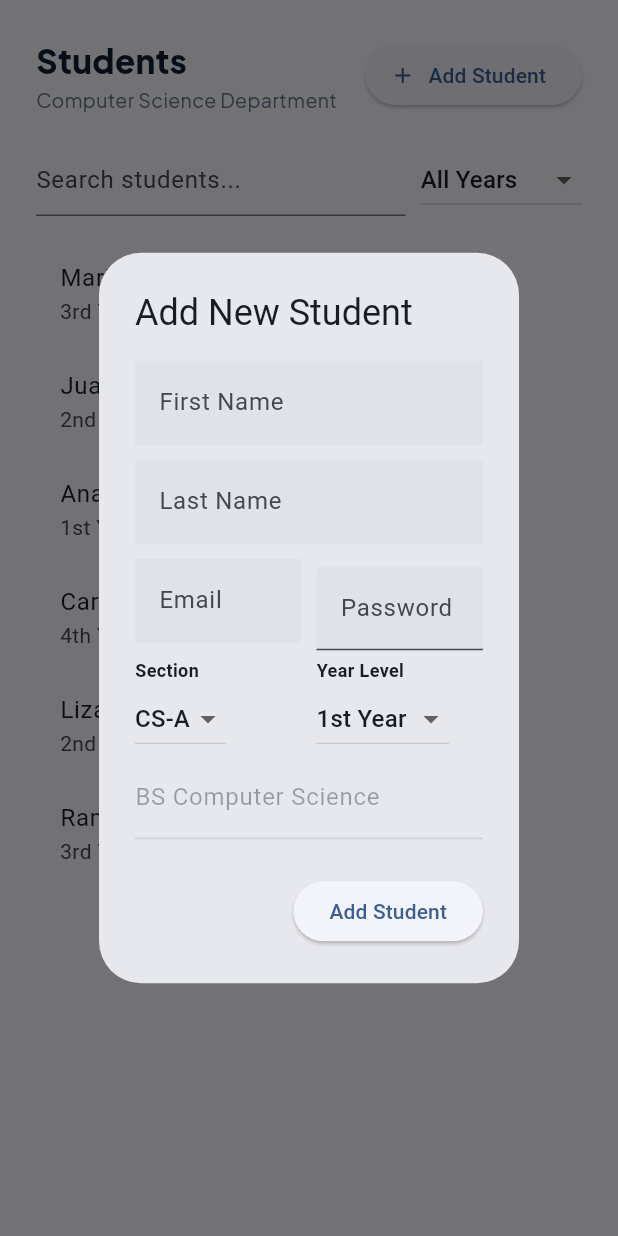
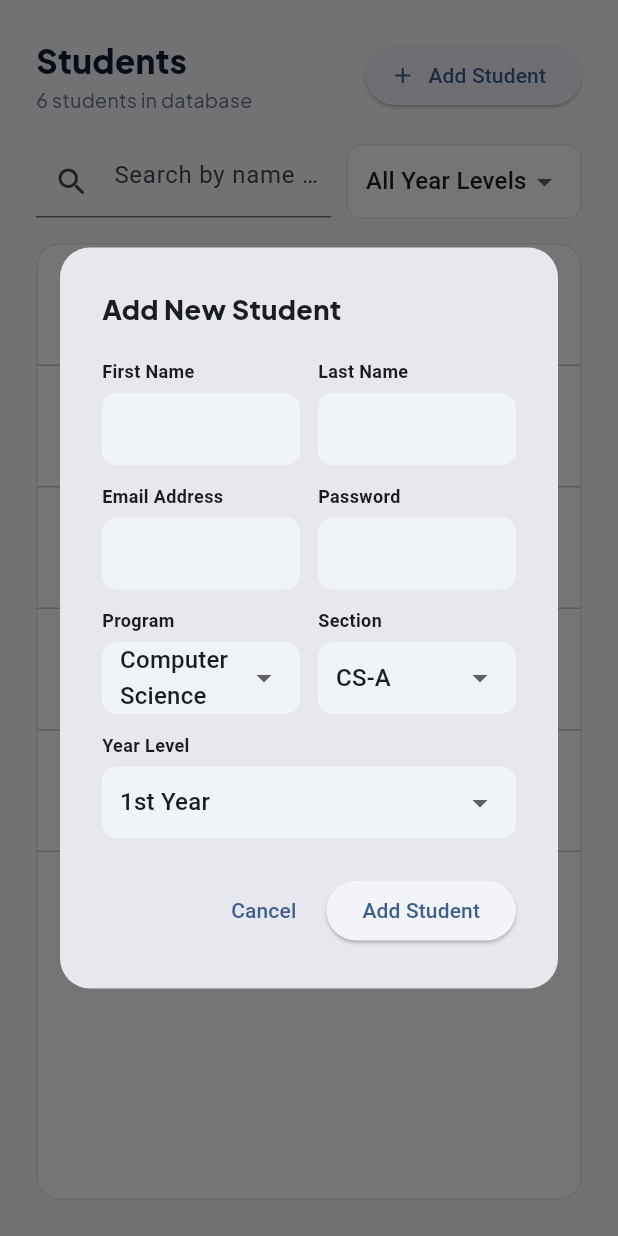
Before and after one commit to KeziahParpa/enrollment_system, a Flutter app: the StudentsScreen widget shown alone on an empty page, opened directly, after a tap on "Add Student", on a phone screen of 412 x 824 dp. Run offline on Flutter 3.47's test engine with Material 3 defaults, Android fonts, the phone set to English and light mode, and no system bars; our stand-ins replace fl_chart, google_fonts.

Commit message:
updated admin page

```diff
--- a/lib/screens/dashboard_screen.dart
+++ b/lib/screens/dashboard_screen.dart
@@ -6,7 +6,6 @@ import '../models/student.dart';
 import '../models/enrollment.dart';
 import '../widgets/stat_card.dart';
 import '../widgets/status_badge.dart';
-import '../widgets/dashboard_components.dart';
 
 class DashboardScreen extends StatelessWidget {
   const DashboardScreen({super.key});
@@ -22,25 +21,8 @@ class DashboardScreen extends StatelessWidget {
           const SizedBox(height: 24),
           _buildStatCards(),
           const SizedBox(height: 24),
-          Row(
-            children: [
-              Expanded(
-                flex: 3,
-                child: EnrollmentTrendChart(
-                  monthlyData: MockData.monthlyEnrollment,
-                ),
-              ),
-              const SizedBox(width: 16),
-              Expanded(
-                flex: 2,
-                child: ProgramDistributionChart(
-                  data: MockData.enrollmentByProgram,
-                ),
-              ),
-            ],
-          ),
-          const SizedBox(height: 16),
-          _buildMasterEnrollmentList(), // Global Overview requirement
+          // Charts Row removed as requested
+          _buildMasterEnrollmentList(),
         ],
       ),
     );
@@ -73,6 +55,7 @@ class DashboardScreen extends StatelessWidget {
     return GridView.count(
       crossAxisCount: 4,
       crossAxisSpacing: 14,
+      mainAxisSpacing: 14,
       shrinkWrap: true,
       physics: const NeverScrollableScrollPhysics(),
       childAspectRatio: 1.5,
@@ -203,14 +186,16 @@ class DashboardScreen extends StatelessWidget {
     );
   }
 
-  Student _fallbackStudent() => Student(
-    id: '',
-    studentId: '',
-    firstName: 'Unknown',
-    lastName: '',
-    email: '',
-    phone: '',
-    program: '',
-    yearLevel: '',
-  );
+  Student _fallbackStudent() {
+    return Student(
+      id: 'error',
+      studentId: 'Unknown',
+      firstName: 'Unknown',
+      lastName: 'Student',
+      email: '',
+      phone: '',
+      program: 'Unknown',
+      yearLevel: '',
+    );
+  }
 }
--- a/lib/screens/students_screen.dart
+++ b/lib/screens/students_screen.dart
@@ -1,11 +1,14 @@
-// lib/screens/students_screen.dart
 import 'package:flutter/material.dart';
+import 'package:google_fonts/google_fonts.dart';
+import '../theme/app_theme.dart';
 import '../utils/mock_data.dart';
 import '../models/student.dart';
+import '../widgets/avatar_widget.dart';
 import '../widgets/page_header.dart';
 
 class StudentsScreen extends StatefulWidget {
   const StudentsScreen({super.key});
+
   @override
   State<StudentsScreen> createState() => _StudentsScreenState();
 }
@@ -13,15 +16,20 @@ class StudentsScreen extends StatefulWidget {
 class _StudentsScreenState extends State<StudentsScreen> {
   String _search = '';
   String? _filterYear;
+  List<Student> _students = List.from(MockData.students);
+
+  final Map<String, List<String>> _sectionsMap = {
+    'Computer Science': ['CS-A', 'CS-B'],
+    'Information Technology': ['IT-A', 'IT-B', 'IT-C', 'IT-D'],
+    'Information Systems': ['IS-A', 'IS-B'],
+  };
 
   @override
   Widget build(BuildContext context) {
-    // FIX 1: We filter directly from MockData.students instead of a local copy!
-    // This ensures your list is always looking at the global, updated database.
-    final filtered = MockData.students.where((s) {
-      final matchSearch = s.fullName.toLowerCase().contains(
-        _search.toLowerCase(),
-      );
+    final filtered = _students.where((s) {
+      final matchSearch =
+          s.fullName.toLowerCase().contains(_search.toLowerCase()) ||
+          s.studentId.contains(_search);
       final matchYear = _filterYear == null || s.yearLevel == _filterYear;
       return matchSearch && matchYear;
     }).toList();
@@ -32,12 +40,11 @@ class _StudentsScreenState extends State<StudentsScreen> {
         children: [
           PageHeader(
             title: 'Students',
-            subtitle: 'Computer Science Department',
+            subtitle: '${_students.length} students in database',
             actions: [
               ElevatedButton.icon(
-                onPressed: () =>
-                    _showStudentForm(context, null),
-                icon: const Icon(Icons.add_rounded),
+                onPressed: () => _showStudentForm(context, null),
+                icon: const Icon(Icons.add_rounded, size: 18),
                 label: const Text('Add Student'),
               ),
             ],
@@ -45,7 +52,7 @@ class _StudentsScreenState extends State<StudentsScreen> {
           const SizedBox(height: 20),
           _buildFilters(),
           const SizedBox(height: 16),
-          Expanded(child: _buildStudentList(filtered)),
+          Expanded(child: _buildStudentTable(filtered)),
         ],
       ),
     );
@@ -55,21 +62,21 @@ class _StudentsScreenState extends State<StudentsScreen> {
     return Row(
       children: [
         Expanded(
+          flex: 3,
           child: TextField(
             onChanged: (v) => setState(() => _search = v),
-            decoration: const InputDecoration(hintText: 'Search students...'),
+            decoration: const InputDecoration(
+              hintText: 'Search by name or ID...',
+              prefixIcon: Icon(Icons.search_rounded),
+            ),
           ),
         ),
         const SizedBox(width: 10),
-        DropdownButton<String?>(
+        _buildDropdown<String?>(
           value: _filterYear,
-          hint: const Text('Year Levels'),
-          items: [null, '1st Year', '2nd Year', '3rd Year', '4th Year']
-              .map(
-                (y) =>
-                    DropdownMenuItem(value: y, child: Text(y ?? 'All Years')),
-              )
-              .toList(),
+          hint: 'Year Levels',
+          items: [null, '1st Year', '2nd Year', '3rd Year', '4th Year'],
+          label: (v) => v ?? 'All Year Levels',
           onChanged: (v) => setState(() => _filterYear = v),
         ),
       ],
@@ -81,150 +88,256 @@ class _StudentsScreenState extends State<StudentsScreen> {
     final lastCtrl = TextEditingController(text: existing?.lastName ?? '');
     final emailCtrl = TextEditingController(text: existing?.email ?? '');
     final passCtrl = TextEditingController();
+
     String selectedYear = existing?.yearLevel ?? '1st Year';
-    String selectedSection = 'CS-A';
+    String selectedProgram = 'Computer Science';
+    String selectedSection = _sectionsMap[selectedProgram]!.first;
 
     showDialog(
       context: context,
       builder: (ctx) => StatefulBuilder(
-        builder: (ctx, setDialogState) => AlertDialog(
-          title: Text(existing == null ? 'Add New Student' : 'Edit Student'),
-          content: SingleChildScrollView(
+        builder: (ctx, setDialogState) => Dialog(
+          shape: RoundedRectangleBorder(
+            borderRadius: BorderRadius.circular(20),
+          ),
+          child: Container(
+            width: 520,
+            padding: const EdgeInsets.all(28),
+            child: SingleChildScrollView(
               child: Column(
                 mainAxisSize: MainAxisSize.min,
+                crossAxisAlignment: CrossAxisAlignment.start,
                 children: [
-                _formField('First Name', firstCtrl),
-                _formField('Last Name', lastCtrl),
+                  Text(
+                    existing == null ? 'Add New Student' : 'Edit Student',
+                    style: GoogleFonts.plusJakartaSans(
+                      fontSize: 18,
+                      fontWeight: FontWeight.w800,
+                    ),
+                  ),
+                  const SizedBox(height: 20),
                   Row(
                     children: [
-                    Expanded(child: _formField('Email', emailCtrl)),
-                    const SizedBox(width: 10),
+                      Expanded(child: _formField('First Name', firstCtrl)),
+                      const SizedBox(width: 12),
+                      Expanded(child: _formField('Last Name', lastCtrl)),
+                    ],
+                  ),
+                  const SizedBox(height: 12),
+                  Row(
+                    children: [
+                      Expanded(child: _formField('Email Address', emailCtrl)),
+                      const SizedBox(width: 12),
                       Expanded(
-                      child: TextField(
-                        controller: passCtrl,
-                        obscureText: true,
-                        decoration: const InputDecoration(
-                          labelText: 'Password',
-                          filled: true,
-                        ),
+                        child: _formField(
+                          'Password',
+                          passCtrl,
+                          isPassword: true,
                         ),
                       ),
                     ],
                   ),
+                  const SizedBox(height: 12),
+                  // Cascading Program and Section Dropdowns
                   Row(
                     children: [
                       Expanded(
-                      child: _formDropdown(
-                        'Section',
-                        selectedSection,
-                        ['CS-A', 'CS-B'],
-                        (v) => setDialogState(() => selectedSection = v!),
+                        child: _formDropdown<String>(
+                          label: 'Program',
+                          value: selectedProgram,
+                          items: _sectionsMap.keys.toList(),
+                          onChanged: (v) {
+                            setDialogState(() {
+                              selectedProgram = v!;
+                              // Automatically update section list based on program choice
+                              selectedSection =
+                                  _sectionsMap[selectedProgram]!.first;
+                            });
+                          },
                         ),
                       ),
-                    const SizedBox(width: 10),
+                      const SizedBox(width: 12),
                       Expanded(
-                      child: _formDropdown(
-                        'Year Level',
-                        selectedYear,
-                        ['1st Year', '2nd Year', '3rd Year', '4th Year'],
-                        (v) => setDialogState(() => selectedYear = v!),
+                        child: _formDropdown<String>(
+                          label: 'Section',
+                          value: selectedSection,
+                          items: _sectionsMap[selectedProgram]!,
+                          onChanged: (v) =>
+                              setDialogState(() => selectedSection = v!),
                         ),
                       ),
                     ],
                   ),
-                const TextField(
-                  enabled: false,
-                  decoration: InputDecoration(
-                    labelText: 'BS Computer Science',
-                    hintText: 'BS Computer Science',
+                  const SizedBox(height: 12),
+                  _formDropdown<String>(
+                    label: 'Year Level',
+                    value: selectedYear,
+                    items: ['1st Year', '2nd Year', '3rd Year', '4th Year'],
+                    onChanged: (v) => setDialogState(() => selectedYear = v!),
+                  ),
+                  const SizedBox(height: 24),
+                  Row(
+                    mainAxisAlignment: MainAxisAlignment.end,
+                    children: [
+                      TextButton(
+                        onPressed: () => Navigator.pop(ctx),
+                        child: const Text('Cancel'),
+                      ),
+                      const SizedBox(width: 8),
+                      ElevatedButton(
+                        onPressed: () {
+                          final newStudent = Student(
+                            id: 'uid_${DateTime.now().millisecondsSinceEpoch}',
+                            studentId: '2024-${_students.length + 1}',
+                            firstName: firstCtrl.text,
+                            lastName: lastCtrl.text,
+                            email: emailCtrl.text,
+                            phone: '',
+                            program: '$selectedProgram ($selectedSection)',
+                            yearLevel: selectedYear,
+                          );
+                          setState(() => _students.add(newStudent));
+                          Navigator.pop(ctx);
+                        },
+                        child: Text(
+                          existing == null ? 'Add Student' : 'Save Changes',
                         ),
                       ),
                     ],
                   ),
+                ],
               ),
-          actions: [
-            ElevatedButton(
-              onPressed: () {
-                // Prepare the email and password strings
-                final newEmail = emailCtrl.text.trim().toLowerCase();
-                final newPassword = passCtrl.text;
-
-                final s = Student(
-                  id: 'uid_${DateTime.now().millisecondsSinceEpoch}',
-                  studentId: '2024-${MockData.students.length + 1}', // Auto-generates the next ID
-                  firstName: firstCtrl.text.trim(),
-                  lastName: lastCtrl.text.trim(),
-                  email: newEmail,
-                  phone: '00000000000', // Default empty phone to avoid null errors
-                  program: 'BS Computer Science',
-                  yearLevel: selectedYear,
-                  gpa: 0.0, // Brand new student starts with 0.0 GPA
-                );
-
-                setState(() {
-                  // FIX 2: Save the student to the GLOBAL MockData list
-                  MockData.students.add(s);
-
-                  // FIX 3: Save the email and password to the Auth Database!
-                  if (newPassword.isNotEmpty) {
-                    MockData.userCredentials[newEmail] = newPassword;
-                  }
-                });
-
-                Navigator.pop(ctx);
-
-                // Show a quick success message so the admin knows it worked
-                ScaffoldMessenger.of(context).showSnackBar(
-                  SnackBar(content: Text('${s.firstName} added! They can now log in.')),
-                );
-              },
-              child: const Text('Add Student'),
             ),
-          ],
+          ),
         ),
       ),
     );
   }
 
-  Widget _formField(String label, TextEditingController ctrl) => Padding(
-    padding: const EdgeInsets.only(bottom: 10),
-    child: TextField(
-      controller: ctrl,
-      decoration: InputDecoration(
-        labelText: label,
-        filled: true,
-        border: InputBorder.none,
-      ),
-    ),
-  );
-
-  Widget _formDropdown(
+  // Helper Widgets
+  Widget _formField(
     String label,
-    String value,
-    List<String> items,
-    ValueChanged<String?> onChanged,
-  ) => Column(
+    TextEditingController ctrl, {
+    bool isPassword = false,
+  }) {
+    return Column(
       crossAxisAlignment: CrossAxisAlignment.start,
       children: [
         Text(
           label,
-        style: const TextStyle(fontSize: 12, fontWeight: FontWeight.bold),
+          style: const TextStyle(fontSize: 12, fontWeight: FontWeight.w600),
         ),
-      DropdownButton<String>(
+        const SizedBox(height: 6),
+        TextField(
+          controller: ctrl,
+          obscureText: isPassword,
+          decoration: InputDecoration(
+            filled: true,
+            fillColor: AppTheme.bgMain,
+            border: OutlineInputBorder(
+              borderRadius: BorderRadius.circular(10),
+              borderSide: BorderSide.none,
+            ),
+            contentPadding: const EdgeInsets.symmetric(
+              horizontal: 12,
+              vertical: 10,
+            ),
+          ),
+        ),
+      ],
+    );
+  }
+
+  Widget _formDropdown<T>({
+    required String label,
+    required T value,
+    required List<T> items,
+    required ValueChanged<T?> onChanged,
+  }) {
+    return Column(
+      crossAxisAlignment: CrossAxisAlignment.start,
+      children: [
+        Text(
+          label,
+          style: const TextStyle(fontSize: 12, fontWeight: FontWeight.w600),
+        ),
+        const SizedBox(height: 6),
+        Container(
+          padding: const EdgeInsets.symmetric(horizontal: 12),
+          decoration: BoxDecoration(
+            color: AppTheme.bgMain,
+            borderRadius: BorderRadius.circular(10),
+          ),
+          child: DropdownButtonHideUnderline(
+            child: DropdownButton<T>(
               value: value,
+              isExpanded: true,
               items: items
-            .map((i) => DropdownMenuItem(value: i, child: Text(i)))
+                  .map(
+                    (i) => DropdownMenuItem<T>(
+                      value: i,
+                      child: Text(i.toString()),
+                    ),
+                  )
                   .toList(),
               onChanged: onChanged,
             ),
+          ),
+        ),
       ],
     );
+  }
 
-  Widget _buildStudentList(List<Student> list) => ListView.builder(
-    itemCount: list.length,
-    itemBuilder: (ctx, i) => ListTile(
-      title: Text(list[i].fullName),
-      subtitle: Text('${list[i].yearLevel} • ${list[i].email}'), // Added email so you can see it easily
+  Widget _buildDropdown<T>({
+    required T value,
+    required String hint,
+    required List<T> items,
+    required String Function(T) label,
+    required ValueChanged<T?> onChanged,
+  }) {
+    return Container(
+      padding: const EdgeInsets.symmetric(horizontal: 12),
+      decoration: BoxDecoration(
+        color: AppTheme.bgCard,
+        borderRadius: BorderRadius.circular(10),
+        border: Border.all(color: AppTheme.border),
+      ),
+      child: DropdownButtonHideUnderline(
+        child: DropdownButton<T>(
+          value: value,
+          hint: Text(hint),
+          items: items
+              .map((i) => DropdownMenuItem<T>(value: i, child: Text(label(i))))
+              .toList(),
+          onChanged: onChanged,
+        ),
       ),
     );
   }
+
+  Widget _buildStudentTable(List<Student> list) {
+    return Container(
+      decoration: BoxDecoration(
+        color: AppTheme.bgCard,
+        borderRadius: BorderRadius.circular(16),
+        border: Border.all(color: AppTheme.border),
+      ),
+      child: ListView.separated(
+        itemCount: list.length,
+        separatorBuilder: (_, __) => const Divider(height: 1),
+        itemBuilder: (ctx, i) => ListTile(
+          leading: AvatarWidget(initials: list[i].initials, colorIndex: i),
+          title: Text(
+            list[i].fullName,
+            style: const TextStyle(fontWeight: FontWeight.w600),
+          ),
+          subtitle: Text('${list[i].studentId} • ${list[i].program}'),
+          trailing: Text(
+            list[i].yearLevel,
+            style: const TextStyle(fontSize: 12, color: AppTheme.textSecondary),
+          ),
+        ),
+      ),
+    );
+  }
+}
```
Lines whose indentation alone changed are shown as unchanged.
